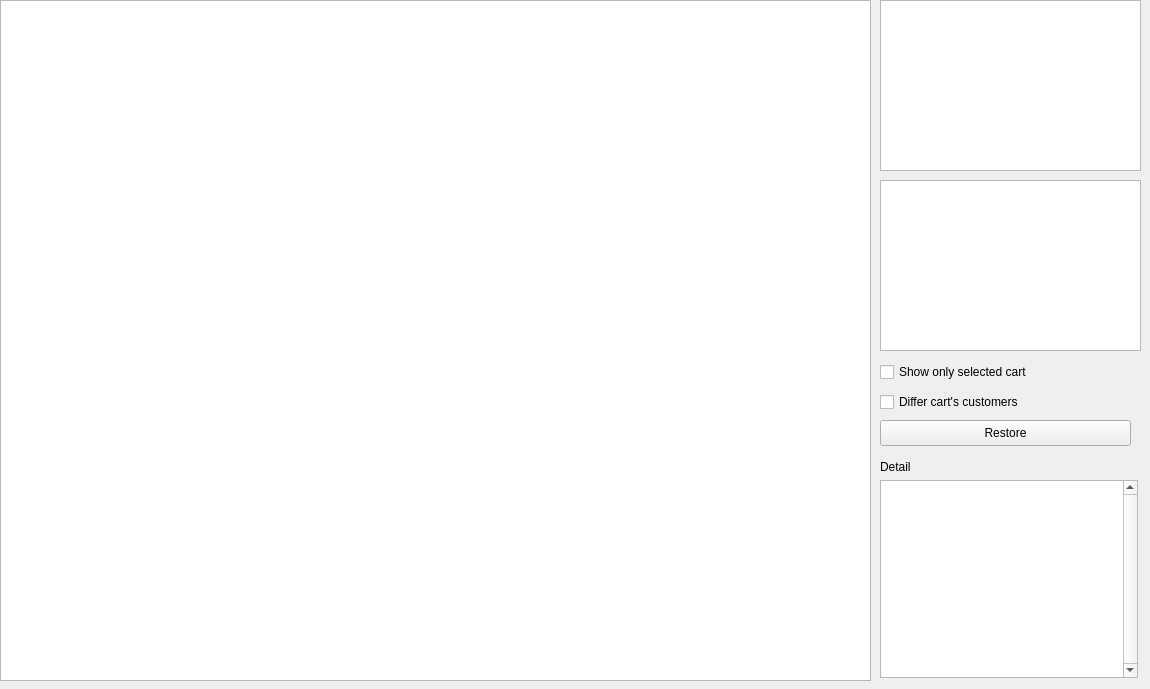
Above: warehouse_visualizer/src/warehouseview.ui from JohnyDevp/bachelor_work before the change. Below: the same form after it.
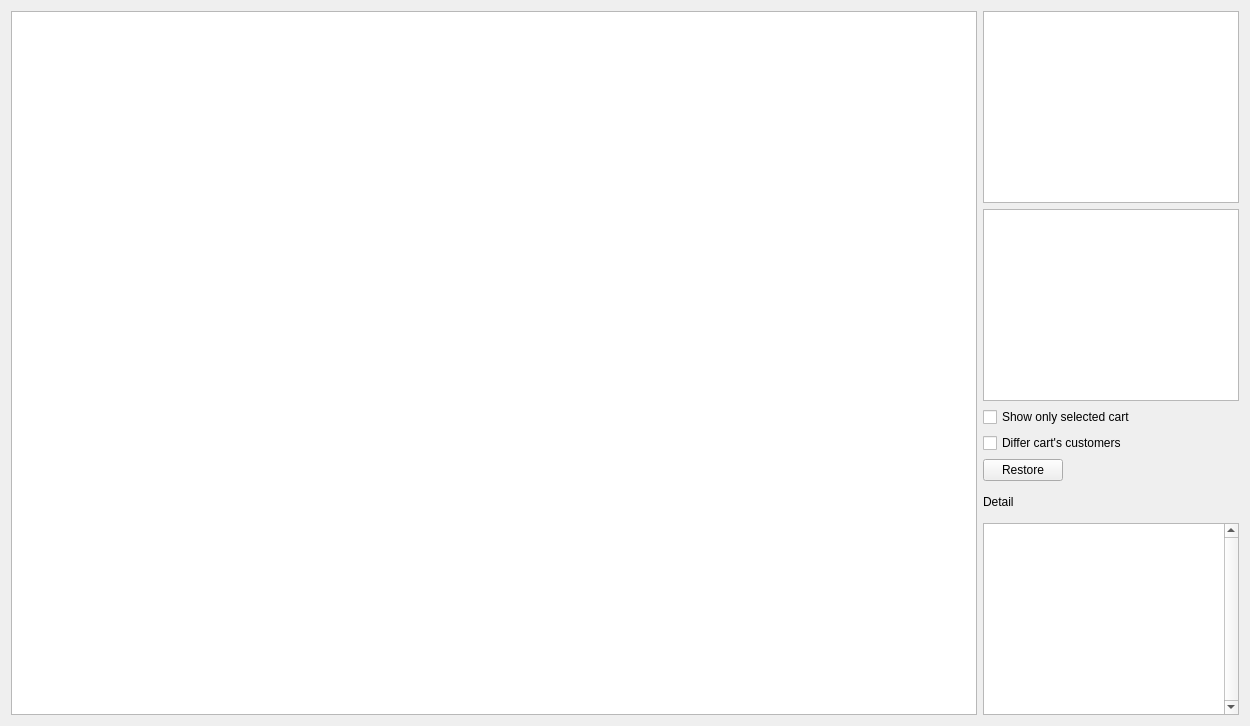
That is the form after the change.

```diff
--- a/warehouse_visualizer/src/warehouseview.ui
+++ b/warehouse_visualizer/src/warehouseview.ui
@@ -6,114 +6,136 @@
    <rect>
     <x>0</x>
     <y>0</y>
-    <width>1150</width>
-    <height>689</height>
+    <width>1250</width>
+    <height>726</height>
    </rect>
   </property>
+  <property name="sizePolicy">
+   <sizepolicy hsizetype="Preferred" vsizetype="Preferred">
+    <horstretch>0</horstretch>
+    <verstretch>0</verstretch>
+   </sizepolicy>
+  </property>
   <property name="mouseTracking">
    <bool>false</bool>
   </property>
   <property name="windowTitle">
    <string>Form</string>
   </property>
+  <layout class="QGridLayout" name="gridLayout_3">
+   <item row="0" column="0">
+    <layout class="QGridLayout" name="gridLayout_2">
+     <item row="0" column="0" rowspan="6">
   <widget class="QGraphicsView" name="graphicsView">
-   <property name="geometry">
-    <rect>
-     <x>0</x>
-     <y>0</y>
-     <width>871</width>
-     <height>681</height>
-    </rect>
-   </property>
-  </widget>
+       <property name="sizePolicy">
+        <sizepolicy hsizetype="Fixed" vsizetype="Fixed">
+         <horstretch>0</horstretch>
+         <verstretch>0</verstretch>
+        </sizepolicy>
+       </property>
+       <property name="maximumSize">
+        <size>
+         <width>4096</width>
+         <height>4096</height>
+        </size>
+       </property>
+      </widget>
+     </item>
+     <item row="0" column="1">
   <widget class="QListWidget" name="listWidget">
-   <property name="geometry">
-    <rect>
-     <x>880</x>
-     <y>0</y>
-     <width>261</width>
-     <height>171</height>
-    </rect>
-   </property>
-  </widget>
+       <property name="sizePolicy">
+        <sizepolicy hsizetype="Fixed" vsizetype="Fixed">
+         <horstretch>0</horstretch>
+         <verstretch>0</verstretch>
+        </sizepolicy>
+       </property>
+      </widget>
+     </item>
+     <item row="1" column="1">
   <widget class="QListWidget" name="listWidget_2">
-   <property name="geometry">
-    <rect>
-     <x>880</x>
-     <y>180</y>
-     <width>261</width>
-     <height>171</height>
-    </rect>
-   </property>
-  </widget>
+       <property name="sizePolicy">
+        <sizepolicy hsizetype="Fixed" vsizetype="Fixed">
+         <horstretch>0</horstretch>
+         <verstretch>0</verstretch>
+        </sizepolicy>
+       </property>
+      </widget>
+     </item>
+     <item row="2" column="1">
   <widget class="QCheckBox" name="checkBox_sosc">
-   <property name="geometry">
-    <rect>
-     <x>880</x>
-     <y>360</y>
-     <width>241</width>
-     <height>24</height>
-    </rect>
+       <property name="sizePolicy">
+        <sizepolicy hsizetype="Fixed" vsizetype="Fixed">
+         <horstretch>0</horstretch>
+         <verstretch>0</verstretch>
+        </sizepolicy>
    </property>
    <property name="text">
     <string>Show only selected cart</string>
    </property>
   </widget>
+     </item>
+     <item row="3" column="1">
   <widget class="QCheckBox" name="checkBox_dcc">
-   <property name="geometry">
-    <rect>
-     <x>880</x>
-     <y>390</y>
-     <width>191</width>
-     <height>24</height>
-    </rect>
+       <property name="sizePolicy">
+        <sizepolicy hsizetype="Fixed" vsizetype="Fixed">
+         <horstretch>0</horstretch>
+         <verstretch>0</verstretch>
+        </sizepolicy>
    </property>
    <property name="text">
     <string>Differ cart's customers</string>
    </property>
   </widget>
+     </item>
+     <item row="4" column="1">
   <widget class="QPushButton" name="btnRestore">
-   <property name="geometry">
-    <rect>
-     <x>880</x>
-     <y>420</y>
-     <width>251</width>
-     <height>26</height>
-    </rect>
+       <property name="sizePolicy">
+        <sizepolicy hsizetype="Fixed" vsizetype="Fixed">
+         <horstretch>0</horstretch>
+         <verstretch>0</verstretch>
+        </sizepolicy>
    </property>
    <property name="text">
     <string>Restore</string>
    </property>
   </widget>
-  <widget class="QWidget" name="">
-   <property name="geometry">
-    <rect>
-     <x>880</x>
-     <y>460</y>
-     <width>258</width>
-     <height>218</height>
-    </rect>
-   </property>
+     </item>
+     <item row="5" column="1">
    <layout class="QGridLayout" name="gridLayout">
+       <item row="0" column="0">
+        <widget class="QLabel" name="label">
+         <property name="sizePolicy">
+          <sizepolicy hsizetype="Fixed" vsizetype="Preferred">
+           <horstretch>0</horstretch>
+           <verstretch>0</verstretch>
+          </sizepolicy>
+         </property>
+         <property name="text">
+          <string>Detail</string>
+         </property>
+        </widget>
+       </item>
     <item row="1" column="0">
      <widget class="QTextEdit" name="textEdit">
       <property name="enabled">
        <bool>true</bool>
       </property>
+         <property name="sizePolicy">
+          <sizepolicy hsizetype="Fixed" vsizetype="Fixed">
+           <horstretch>0</horstretch>
+           <verstretch>0</verstretch>
+          </sizepolicy>
+         </property>
       <property name="verticalScrollBarPolicy">
        <enum>Qt::ScrollBarAlwaysOn</enum>
       </property>
      </widget>
     </item>
-    <item row="0" column="0">
-     <widget class="QLabel" name="label">
-      <property name="text">
-       <string>Detail</string>
-      </property>
-     </widget>
-    </item>
-   </layout>
-  </widget>
+      </layout>
+     </item>
+    </layout>
+   </item>
+  </layout>
  </widget>
  <resources/>
  <connections/>
```
Left out of the diff: 3 changed lines with no effect on the pictures. Lines whose indentation alone changed are shown as unchanged.
